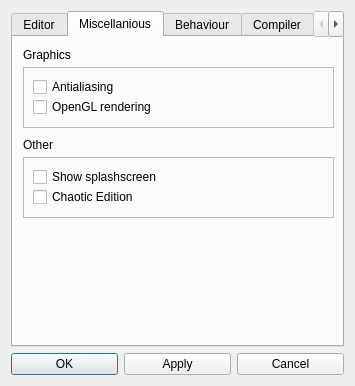
This is unreal/branches/robots/qrgui/mainwindow/preferencesDialog.ui in qreal/qreal as Qt 5 draws it before an edit. The edited form follows.
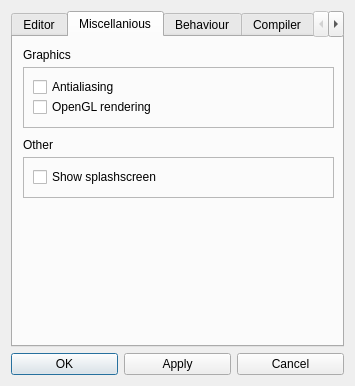
This is the edited form. The open tabs and pages were chosen to show the change. Icons and pictures are not drawn.

Commit message: Chaotic Edition checkbox removed. Emperor protects!

```diff
--- a/unreal/branches/robots/qrgui/mainwindow/preferencesDialog.ui
+++ b/unreal/branches/robots/qrgui/mainwindow/preferencesDialog.ui
@@ -489,7 +489,7 @@
          <x>10</x>
          <y>120</y>
          <width>311</width>
-         <height>61</height>
+         <height>41</height>
         </rect>
        </property>
        <property name="frameShape">
@@ -511,19 +511,6 @@
          <string>Show splashscreen</string>
         </property>
        </widget>
-       <widget class="QCheckBox" name="chaoticEditionCheckBox">
-        <property name="geometry">
-         <rect>
-          <x>10</x>
-          <y>30</y>
-          <width>291</width>
-          <height>20</height>
-         </rect>
-        </property>
-        <property name="text">
-         <string>Chaotic Edition</string>
-        </property>
-       </widget>
       </widget>
      </widget>
      <widget class="QWidget" name="tab">
```
The commit also changes 1 other file.
